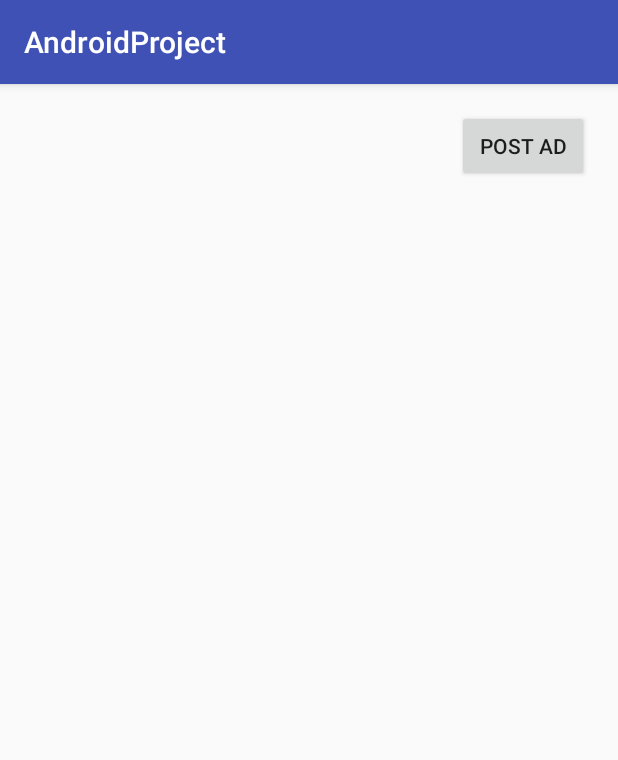
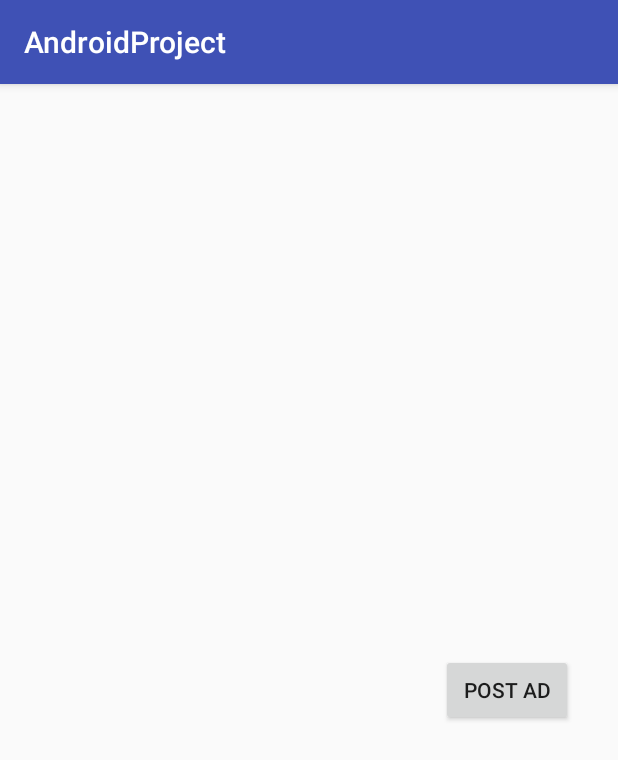
Before and after one commit to HappyGoldDeveloper/AndroidProject-ADEV-2007, an Android app: the Home screen opened directly, with no data from a screen before it, on a phone screen of 412 x 824 dp. Shown: the top 760 px of the screen. Run offline under Robolectric (Android 15) with nearby library versions, the phone set to English and light mode, and no system bars.

```diff
--- a/app/build.gradle
+++ b/app/build.gradle
@@ -28,6 +28,7 @@ dependencies {
     androidTestImplementation 'com.android.support.test.espresso:espresso-core:3.0.2'
     implementation 'com.google.firebase:firebase-core:16.0.1'
     implementation 'com.google.firebase:firebase-auth:16.0.1'
+    implementation 'com.android.support:recyclerview-v7:28.0.0'
 }
 
 apply plugin: 'com.google.gms.google-services'
--- a/app/src/main/java/com/example/arshdeepsangha/androidproject/Home.java
+++ b/app/src/main/java/com/example/arshdeepsangha/androidproject/Home.java
@@ -3,12 +3,17 @@ package com.example.arshdeepsangha.androidproject;
 import android.content.Intent;
 import android.os.Bundle;
 import android.support.v7.app.AppCompatActivity;
+import android.support.v7.widget.RecyclerView;
 import android.view.View;
 import android.widget.Button;
+
+import java.util.ArrayList;
 
 public class Home extends AppCompatActivity {
 
     private Button btnPostAd;
+    private RecyclerView adView;
+    private ArrayList<Ad> ads = new ArrayList<>();
 
     @Override
     protected void onCreate(Bundle savedInstanceState) {
@@ -16,6 +21,8 @@ public class Home extends AppCompatActivity {
         setContentView(R.layout.activity_home);
 
         btnPostAd = findViewById(R.id.btnPostAd);
+        adView = findViewById(R.id.adView);
+
 
         btnPostAd.setOnClickListener(new View.OnClickListener() {
             @Override
--- a/app/src/main/java/com/example/arshdeepsangha/androidproject/PostAdd.java
+++ b/app/src/main/java/com/example/arshdeepsangha/androidproject/PostAdd.java
@@ -77,7 +77,7 @@ public class PostAdd extends AppCompatActivity implements AdapterView.OnItemSele
             public void onClick(View v) {
 
                 getValues();
-                saveAdToDatabase();
+
             }
         });
 
@@ -112,10 +112,13 @@ public class PostAdd extends AppCompatActivity implements AdapterView.OnItemSele
         {
             Toast.makeText(PostAdd.this,"Please fill in all fields to Post Ad",Toast.LENGTH_LONG).show();
         }
-
-        if(phone.length() > 10)
+        else if(phone.length() > 10)
         {
             Toast.makeText(PostAdd.this,"Please enter a Valid Phone Number",Toast.LENGTH_LONG).show();
+        }
+        else
+        {
+            saveAdToDatabase();
         }
     }
 
--- a/app/src/main/res/layout/activity_home.xml
+++ b/app/src/main/res/layout/activity_home.xml
@@ -6,13 +6,35 @@
     android:layout_height="match_parent"
     tools:context=".Home">
 
+
+    <ScrollView
+        android:layout_width="match_parent"
+        android:layout_height="match_parent"
+        android:layout_alignParentStart="true"
+        android:layout_alignParentTop="true">
+
+        <RelativeLayout
+            android:layout_width="match_parent"
+            android:layout_height="wrap_content"
+            android:orientation="vertical">
             <Button
                 android:id="@+id/btnPostAd"
                 android:layout_width="wrap_content"
                 android:layout_height="wrap_content"
+                android:layout_alignParentBottom="true"
                 android:layout_alignParentEnd="true"
-        android:layout_alignParentTop="true"
-        android:layout_marginEnd="19dp"
-        android:layout_marginTop="17dp"
+                android:layout_marginBottom="17dp"
+                android:layout_marginEnd="30dp"
                 android:text="Post Ad" />
+
+            <android.support.v7.widget.RecyclerView
+                android:id="@+id/adView"
+                android:layout_width="match_parent"
+                android:layout_height="428dp"
+                android:layout_alignParentStart="true"
+                android:layout_alignParentTop="true" />
+
+
         </RelativeLayout>
+    </ScrollView>
+</RelativeLayout>
```
Lines whose indentation alone changed are shown as unchanged.
